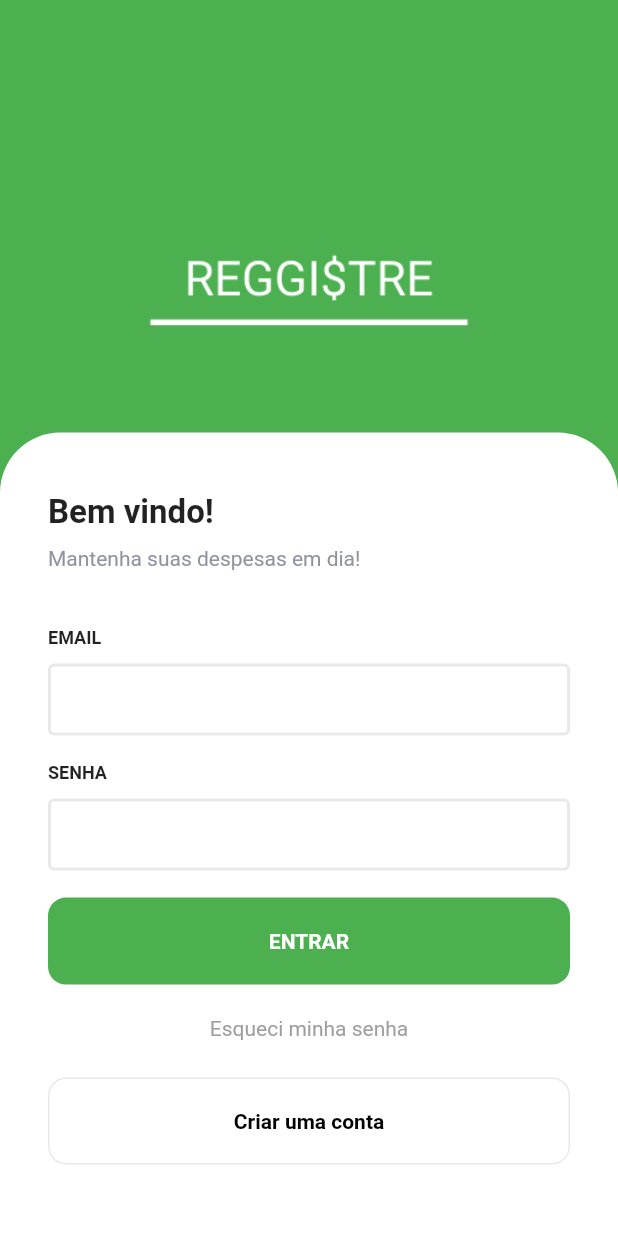
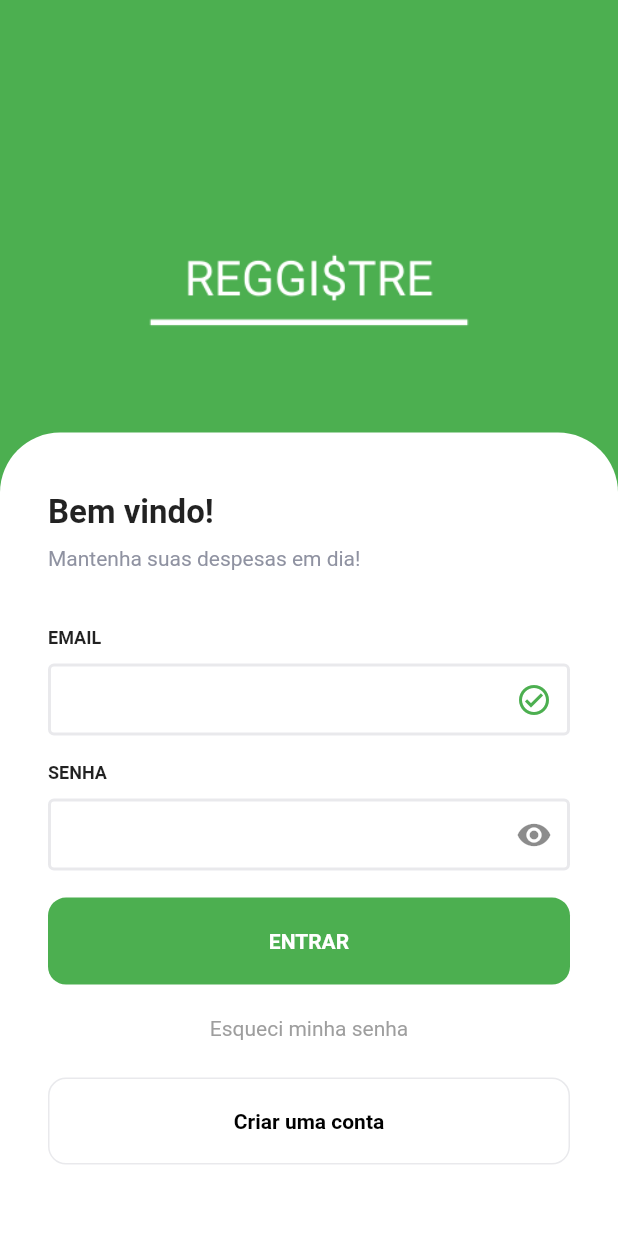
Before and after one commit to Vinicius-C-Castro/ReggistreApp, a Flutter app: the screen it shows after launch, on a phone screen of 412 x 824 dp. Run offline on Flutter 3.47's test engine with Material 2 defaults, Android fonts, the phone set to English and light mode, and no system bars.

Commit message:
style: Estlização das caixas de texto

```diff
--- a/lib/modules/login/login_page.dart
+++ b/lib/modules/login/login_page.dart
@@ -59,11 +59,17 @@ class _LoginPageState extends State<LoginPage> {
                         SizedBox(
                           height: 38 ,
                         ),
-                        InputTextWidget(label: "EMAIL"),
+                        InputTextWidget(
+                          label: "EMAIL",
+                          type: ImputTextType.email
+                        ),
                         SizedBox(
                           height: 18 ,
                         ),
-                        InputTextWidget(label: "SENHA"),
+                        InputTextWidget(
+                          label: "SENHA",
+                          type: ImputTextType.password,
+                        ),
                         SizedBox(
                           height: 18 ,
                         ),
--- a/lib/modules/login/widgets/input_text_widget.dart
+++ b/lib/modules/login/widgets/input_text_widget.dart
@@ -1,10 +1,17 @@
 import 'package:flutter/material.dart';
+
+enum ImputTextType{
+  email, password, text
+}
 
 class InputTextWidget extends StatelessWidget {
   final String label;
+  final ImputTextType type;
+
   const InputTextWidget({
     Key key,
-    @required this.label
+    @required this.label,
+    this.type = ImputTextType.text,
   }) : super(key: key);
 
   InputBorder get inputBorder =>  OutlineInputBorder(
@@ -14,6 +21,46 @@ class InputTextWidget extends StatelessWidget {
           width: 2
       )
   );
+
+
+  static const _config = {
+    ImputTextType.email: {
+      "suffixIcon": Icon(
+          Icons.check_circle_outline_outlined,
+          color: Colors.green
+      ),
+      "textStyle": TextStyle(
+          fontSize: 14,
+          fontWeight: FontWeight.w500,
+          color: Color(0xFF7F85A2)
+      ),
+      "obscureText": false,
+    },
+    ImputTextType.password: {
+      "suffixIcon": Icon(
+          Icons.visibility,
+      ),
+      "textStyle": TextStyle(
+          fontSize: 14,
+          fontWeight: FontWeight.w500,
+          color: Color(0xFF7F85A2)
+      ),
+      "obscureText": true,
+    },
+    ImputTextType.text: {
+      "suffixIcon": null,
+      "textStyle": TextStyle(
+          fontSize: 14,
+          fontWeight: FontWeight.w500,
+          color: Color(0xFF7F85A2)
+      ),
+      "obscureText": false,
+    },
+  };
+
+  TextStyle get textStyle => _config[type]['textStyle'];
+  Widget get suffixIcon => _config[type]['suffixIcon'];
+  bool get obscureText => _config[type]['obscureText'];
 
   @override
   Widget build(BuildContext context) {
@@ -27,7 +74,10 @@ class InputTextWidget extends StatelessWidget {
         Container(
           height: 48,
           child: TextField(
+            obscureText: obscureText,
+            style: textStyle,
               decoration: InputDecoration(
+                suffixIcon: suffixIcon,
                   border: inputBorder,
                 enabledBorder: inputBorder,
                 disabledBorder: inputBorder,
```
